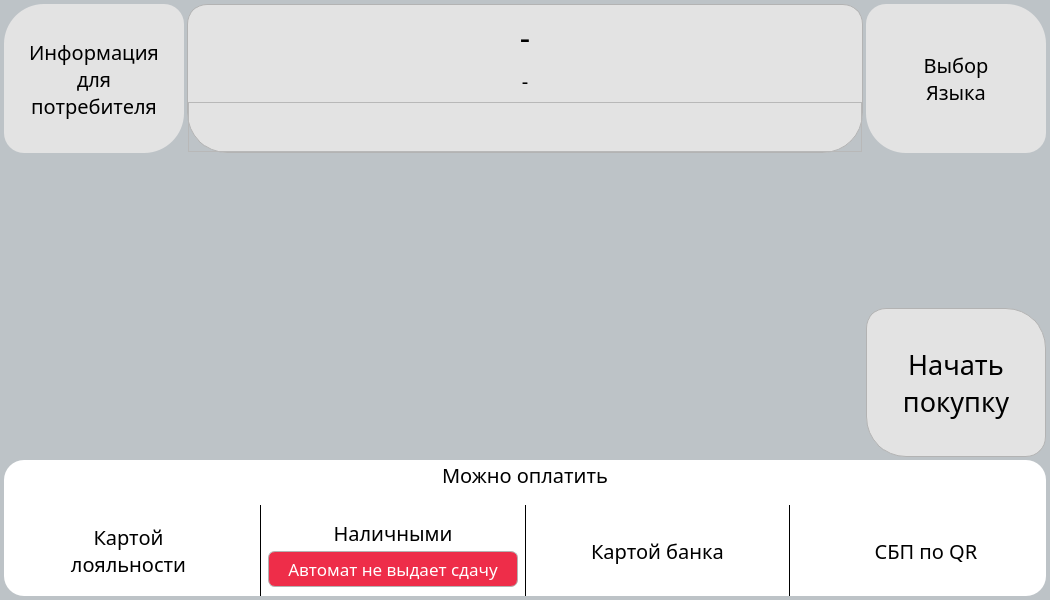
Above: services/gui/resources/ui_interface/waiting_window.ui from dmitriymikryukov/vodobox-pro before the change. Below: the same form after it.
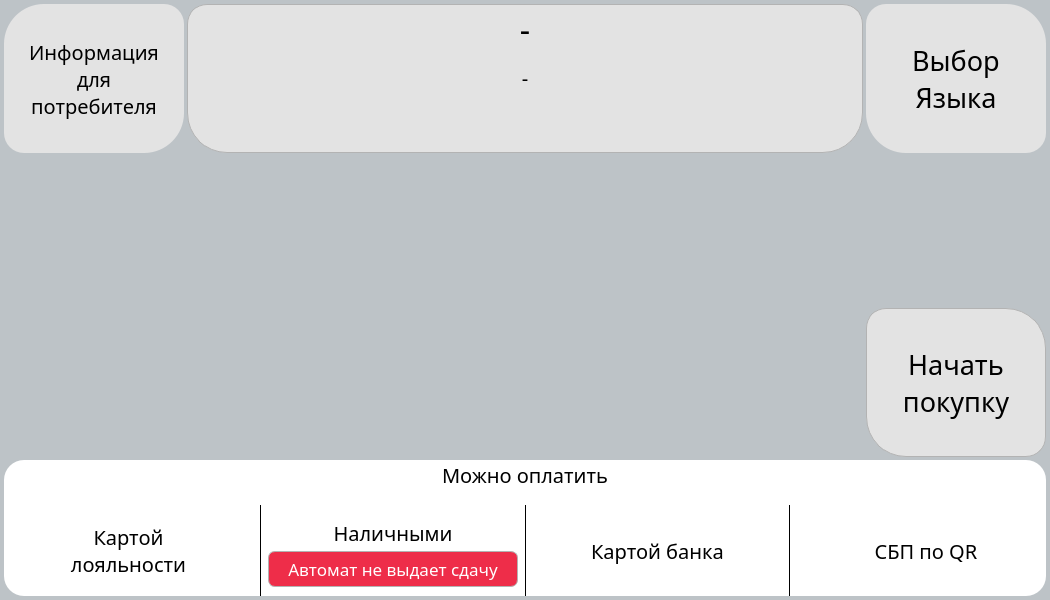
That is the form after the change.

Commit message: update buy and waiting widows

Diff of the .ui file:
```diff
--- a/services/gui/resources/ui_interface/waiting_window.ui
+++ b/services/gui/resources/ui_interface/waiting_window.ui
@@ -1065,7 +1065,7 @@
                    <number>0</number>
                   </property>
                   <property name="topMargin">
-                   <number>10</number>
+                   <number>0</number>
                   </property>
                   <property name="rightMargin">
                    <number>0</number>
@@ -1129,7 +1129,7 @@
                      </size>
                     </property>
                     <property name="frameShape">
-                     <enum>QFrame::StyledPanel</enum>
+                     <enum>QFrame::NoFrame</enum>
                     </property>
                     <property name="frameShadow">
                      <enum>QFrame::Raised</enum>
@@ -1753,7 +1753,7 @@
                   <property name="font">
                    <font>
                     <family>Rubik</family>
-                    <pointsize>15</pointsize>
+                    <pointsize>20</pointsize>
                    </font>
                   </property>
                   <property name="focusPolicy">
```
The commit also changes 1 other file.
